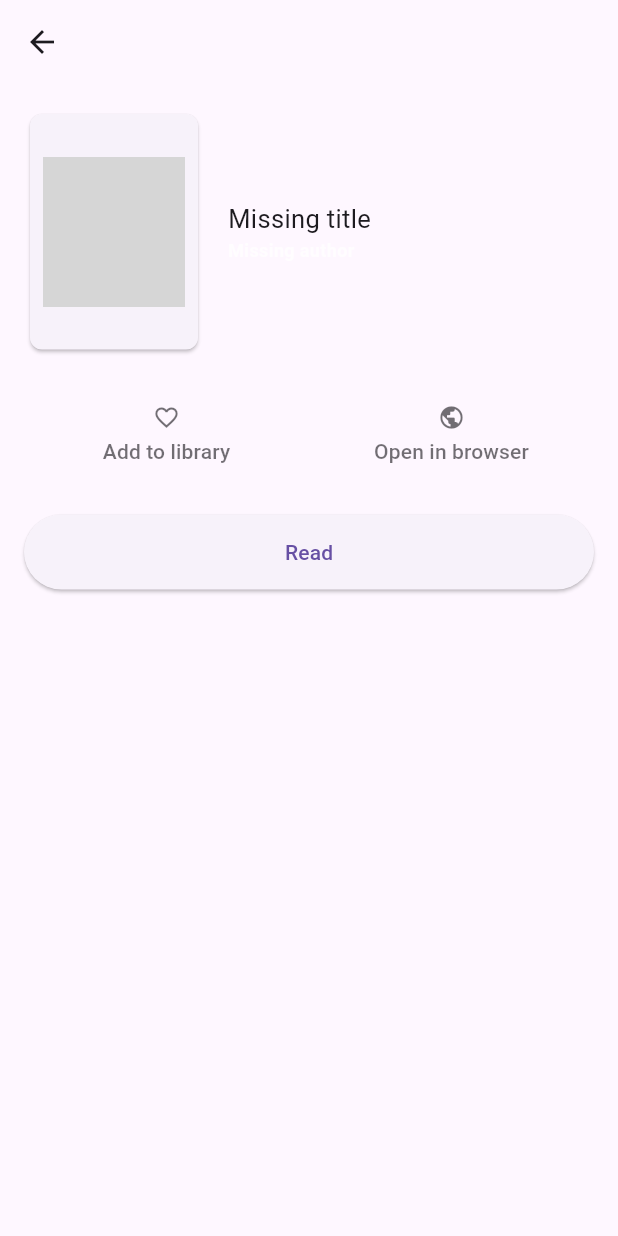
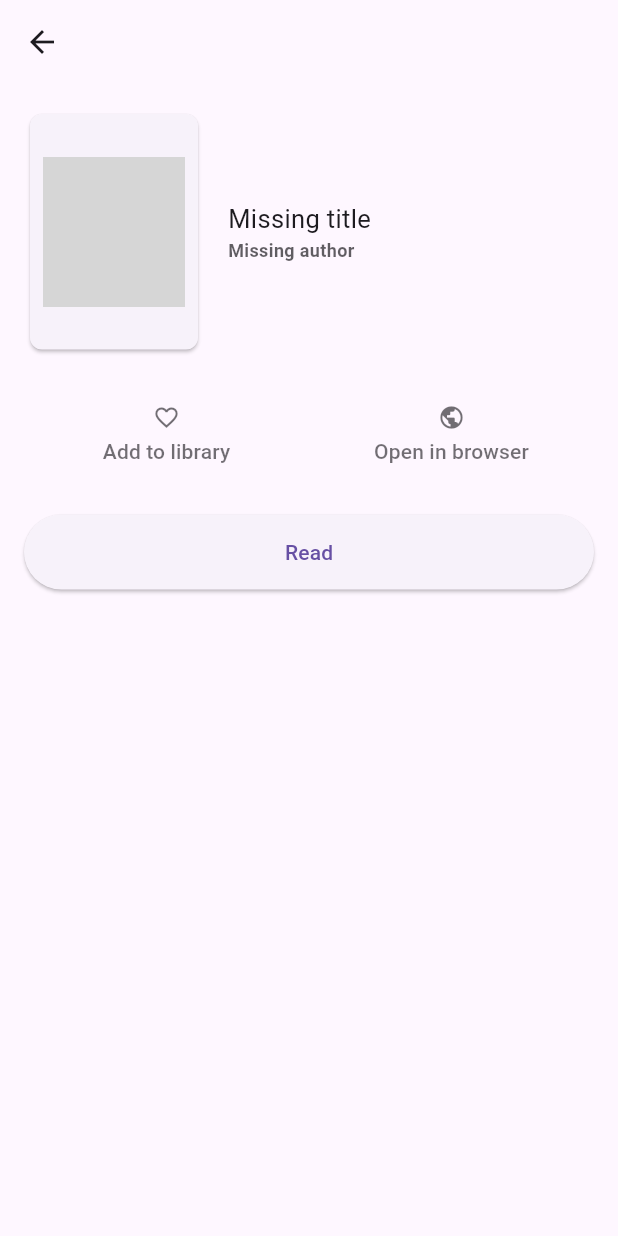
Before and after one commit to andreikovacs03/folio, a Flutter app: the BookPageView screen opened by its route, on a phone screen of 412 x 824 dp. Run offline on Flutter 3.47's test engine with Material 2 defaults, Android fonts, the light colour scheme and no system bars; our stand-ins replace dio, go_router, injectable, logger, retrofit, shared_preferences; missing offline and left inert: flutter_downloader, flutter_web_frame, syncfusion_flutter_pdfviewer; accounts and stored records are empty; generated files the repository leaves out were written again; network calls fail; grey boxes are pictures that could not be loaded.

Commit message:
fix: author invisible on light theme

```diff
--- a/lib/views/book_page_view.dart
+++ b/lib/views/book_page_view.dart
@@ -143,7 +143,11 @@ class _BookPageViewState extends State<BookPageView> {
                             style: TextStyle(
                               fontSize: 12,
                               fontWeight: FontWeight.w600,
-                              foreground: Paint()..color = Colors.white70,
+                              color: Theme.of(context)
+                                  .textTheme
+                                  .titleSmall!
+                                  .color!
+                                  .withOpacity(0.7),
                             ),
                           ),
                         ],
```
